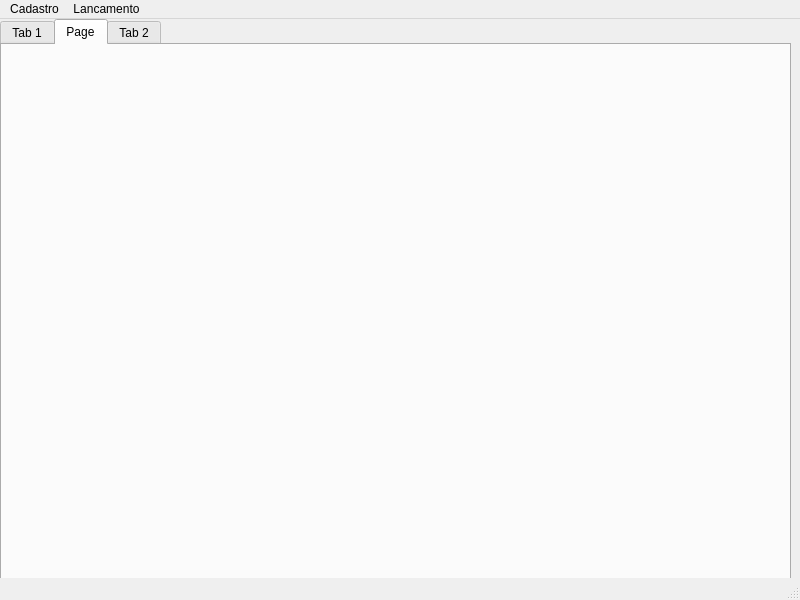
Before: the Qt Designer form C++/ControleDeDespesas/Principal.ui in LuanTavares/Controle-De-Despesas, drawn with Qt 5.
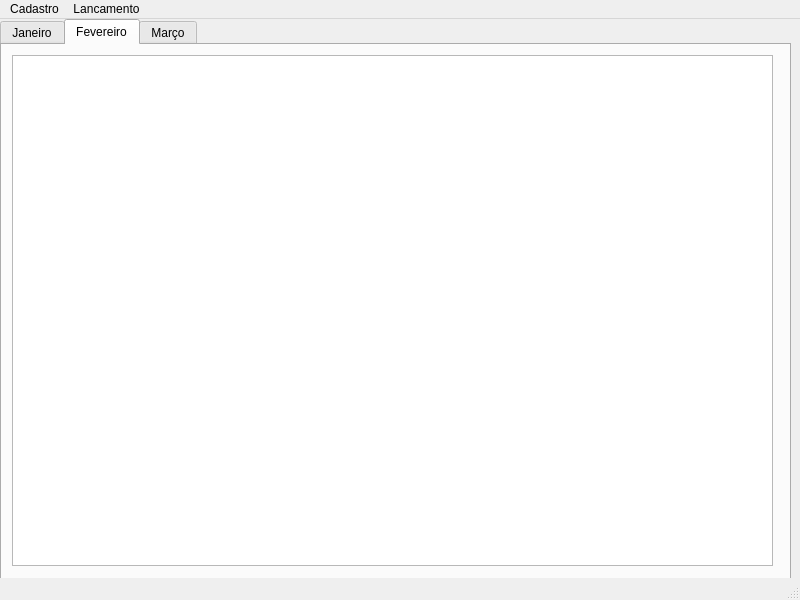
After: the same form once the commit is applied. The open tabs and pages were chosen to show the change.

```diff
--- a/C++/ControleDeDespesas/Principal.ui
+++ b/C++/ControleDeDespesas/Principal.ui
@@ -28,7 +28,7 @@
     </property>
     <widget class="QWidget" name="tabJaneiro">
      <attribute name="title">
-      <string>Tab 1</string>
+      <string>Janeiro</string>
      </attribute>
      <widget class="QTableView" name="tableView">
       <property name="geometry">
@@ -43,12 +43,22 @@
     </widget>
     <widget class="QWidget" name="tab_3">
      <attribute name="title">
-      <string>Page</string>
+      <string>Fevereiro</string>
      </attribute>
+     <widget class="QTableView" name="tableViewFevereiro">
+      <property name="geometry">
+       <rect>
+        <x>10</x>
+        <y>10</y>
+        <width>761</width>
+        <height>511</height>
+       </rect>
+      </property>
+     </widget>
     </widget>
     <widget class="QWidget" name="tab_2">
      <attribute name="title">
-      <string>Tab 2</string>
+      <string>Março</string>
      </attribute>
     </widget>
    </widget>
```
Left out of the diff: 26 changed lines with no effect on the pictures.
